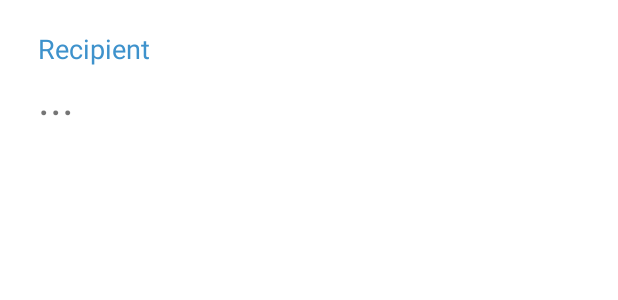
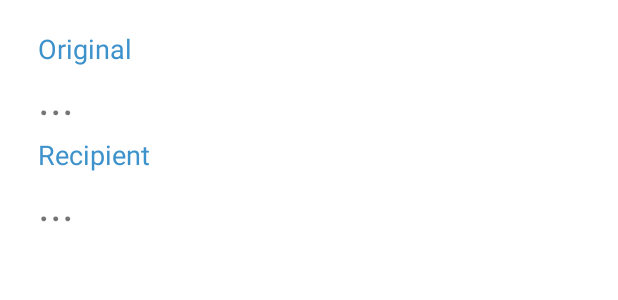
Before and after one commit to Ordinal43/patrol-system-app, an Android app: the layout activity_scan_result.xml on its own in the app's theme, with its tools: preview values and no code run, on a phone screen of 412 x 824 dp. Shown: the top 300 px of the screen. Run offline under Robolectric (Android 15) with nearby library versions, the phone set to English and light mode, and no system bars.

Commit message:
WIP Scan QR (w/ pbkdf2 hash working)

```diff
--- a/app/src/main/java/com/patrolsystemapp/MainActivity.java
+++ b/app/src/main/java/com/patrolsystemapp/MainActivity.java
@@ -266,9 +266,9 @@ public class MainActivity extends AppCompatActivity implements NavigationView.On
             } else {
                 String topic = "scan";
                 mqttHelper.publish(topic, result.getContents());
-//                Intent intent = new Intent(mContext, ScanResultActivity.class);
-//                intent.putExtra("TOKEN", result.getContents());
-//                startActivity(intent);
+                Intent intent = new Intent(mContext, ScanResultActivity.class);
+                intent.putExtra("TOKEN", result.getContents());
+                startActivity(intent);
             }
         } else {
             super.onActivityResult(requestCode, resultCode, data);
--- a/app/src/main/res/layout/activity_scan_result.xml
+++ b/app/src/main/res/layout/activity_scan_result.xml
@@ -15,7 +15,7 @@
         <TextView
             android:layout_width="match_parent"
             android:layout_height="wrap_content"
-            android:text="Recipient"
+            android:text="Original"
             android:textSize="18dp"
             android:layout_marginStart="5dp"
             android:textColor="@color/colorPrimary"/>
@@ -30,5 +30,23 @@
             android:text="..."
             android:paddingBottom="5dp"/>
 
+        <TextView
+            android:layout_width="match_parent"
+            android:layout_height="wrap_content"
+            android:text="Recipient"
+            android:textSize="18dp"
+            android:layout_marginStart="5dp"
+            android:textColor="@color/colorPrimary"/>
+
+        <TextView
+            android:layout_width="match_parent"
+            android:layout_height="wrap_content"
+            android:layout_centerVertical="true"
+            android:id="@+id/txtEncrypt"
+            android:textSize="30sp"
+            android:layout_marginStart="5dp"
+            android:text="..."
+            android:paddingBottom="5dp"/>
+
     </LinearLayout>
 </android.support.design.widget.CoordinatorLayout>
```
Also changed, not shown: app/src/main/java/com/patrolsystemapp/ScanResultActivity.java (+11 -2 lines), app/src/main/java/com/patrolsystemapp/Utils/Crypto.java (added, +23 -0 lines).
